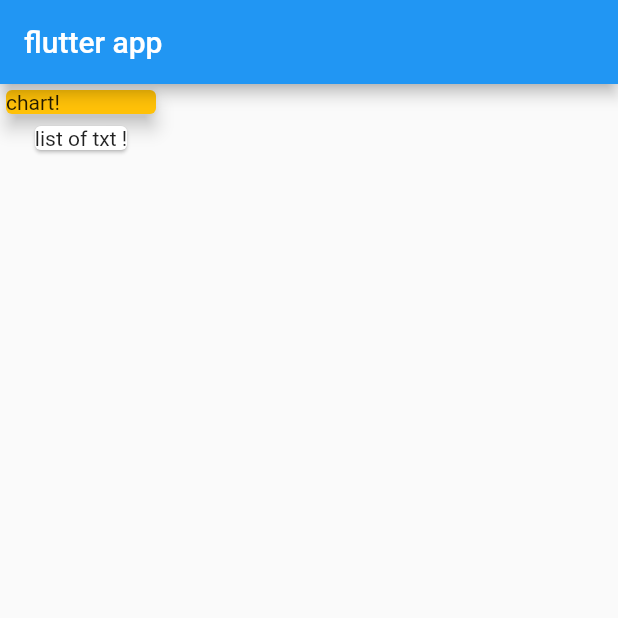
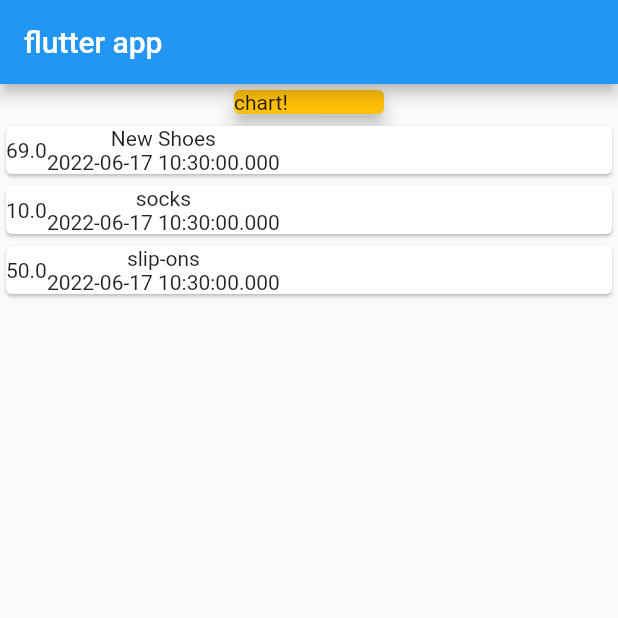
Before and after one commit to dare-devilll/Expense-Tracker, a Flutter app: the screen it shows after launch, on a phone screen of 412 x 824 dp, the top half of it. Run offline on Flutter 3.47's test engine with Material 2 defaults, Android fonts, the phone set to English and light mode, and no system bars.

Commit message:
Expense-Tracker

```diff
--- a/lib/main.dart
+++ b/lib/main.dart
@@ -1,4 +1,5 @@
 import 'package:flutter/material.dart';
+import './transaction.dart';
 
 void main() {
   runApp(const MyApp());
@@ -19,13 +20,35 @@ class MyApp extends StatelessWidget {
 
 class MyHomePage extends StatelessWidget {
 
+  final List<Transaction> transactions = [
+  Transaction(
+    id: '1',
+  title: 'New Shoes',
+    amount: 69,
+    date: DateTime.now()
+  ),
+    Transaction(
+        id: '2',
+        title: 'socks',
+        amount: 10,
+        date: DateTime.now()
+    ),
+    Transaction(
+        id: '3',
+        title: 'slip-ons',
+        amount: 50,
+        date: DateTime.now()
+    ),
+  ];
+
   @override
   Widget build(BuildContext context) {
     return Scaffold(
       appBar: AppBar(
         title: Text("flutter app"),
       ),
-      body: Column(
+      body: Container(
+        child: Column(
           children:<Widget> [
           Card(
             color: Colors.amber,
@@ -37,9 +60,26 @@ class MyHomePage extends StatelessWidget {
           ),
 
 
-        Card(child: Text("list of txt !"),
+          Column(children: transactions.map((tx) {
+            return Card(child:
+                Row (children: [
+                  Container(
+                    child: Text(tx.amount.toString(),
                     ),
+                  ),
+                  Column(
+                    children: [
+                    Text(tx.title),
+                    Text(
+                      tx.date.toString(),
+                    )
+                  ],)
+                ],)
+
+            );
+          }).toList(),),
         ],
+        ),
       ),
     );
   }
--- /dev/null
+++ b/lib/transaction.dart
@@ -0,0 +1,13 @@
+class Transaction {
+  final String id;
+  final String title;
+  final double amount;
+  final DateTime date;
+
+  Transaction({
+    required this.id,
+    required this.title,
+    required this.amount,
+    required this.date
+  });
+}
```
Lines whose indentation alone changed are shown as unchanged.
